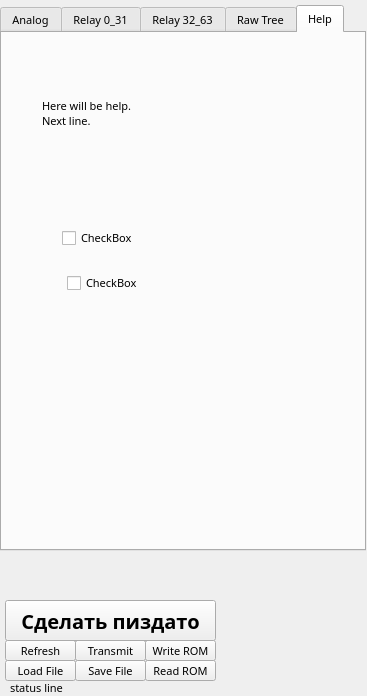
Before: the Qt Designer form soft/face/tuner/tuner.ui in barthess/volat3, drawn with Qt 5.
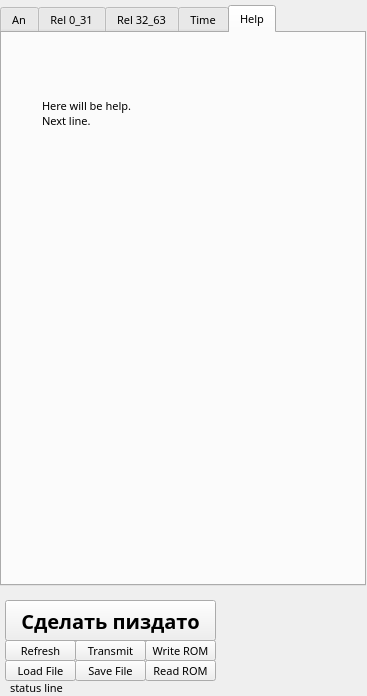
After: the same form once the commit is applied. The open tabs and pages were chosen to show the change.

Commit message: analog tuner begin

The edit to the form file:
```diff
--- a/soft/face/tuner/tuner.ui
+++ b/soft/face/tuner/tuner.ui
@@ -37,7 +37,7 @@
      <x>0</x>
      <y>5</y>
      <width>366</width>
-     <height>546</height>
+     <height>581</height>
     </rect>
    </property>
    <property name="font">
@@ -51,7 +51,7 @@
    </property>
    <widget class="QWidget" name="tabAnalog">
     <attribute name="title">
-     <string>Analog</string>
+     <string>An</string>
     </attribute>
     <widget class="QLabel" name="label_7">
      <property name="geometry">
@@ -304,7 +304,7 @@
    </widget>
    <widget class="QWidget" name="tabRelay_0_31">
     <attribute name="title">
-     <string>Relay 0_31</string>
+     <string>Rel 0_31</string>
     </attribute>
     <widget class="QLabel" name="label_2">
      <property name="geometry">
@@ -330,12 +330,12 @@
    </widget>
    <widget class="QWidget" name="tabRelay_32_63">
     <attribute name="title">
-     <string>Relay 32_63</string>
+     <string>Rel 32_63</string>
     </attribute>
    </widget>
    <widget class="QWidget" name="tabRawTree">
     <attribute name="title">
-     <string>Raw Tree</string>
+     <string>Time</string>
     </attribute>
    </widget>
    <widget class="QWidget" name="tabHelp">
@@ -356,32 +356,6 @@
 Next line.</string>
      </property>
     </widget>
-    <widget class="QCheckBox" name="checkBox">
-     <property name="geometry">
-      <rect>
-       <x>60</x>
-       <y>195</y>
-       <width>85</width>
-       <height>20</height>
-      </rect>
-     </property>
-     <property name="text">
-      <string>CheckBox</string>
-     </property>
-    </widget>
-    <widget class="QCheckBox" name="checkBox_2">
-     <property name="geometry">
-      <rect>
-       <x>65</x>
-       <y>240</y>
-       <width>85</width>
-       <height>20</height>
-      </rect>
-     </property>
-     <property name="text">
-      <string>CheckBox</string>
-     </property>
-    </widget>
    </widget>
   </widget>
   <widget class="QPushButton" name="buttonRefersh">
```
Left out of the diff: 16 changed lines with no effect on the pictures. The commit also changes 2 other files.
